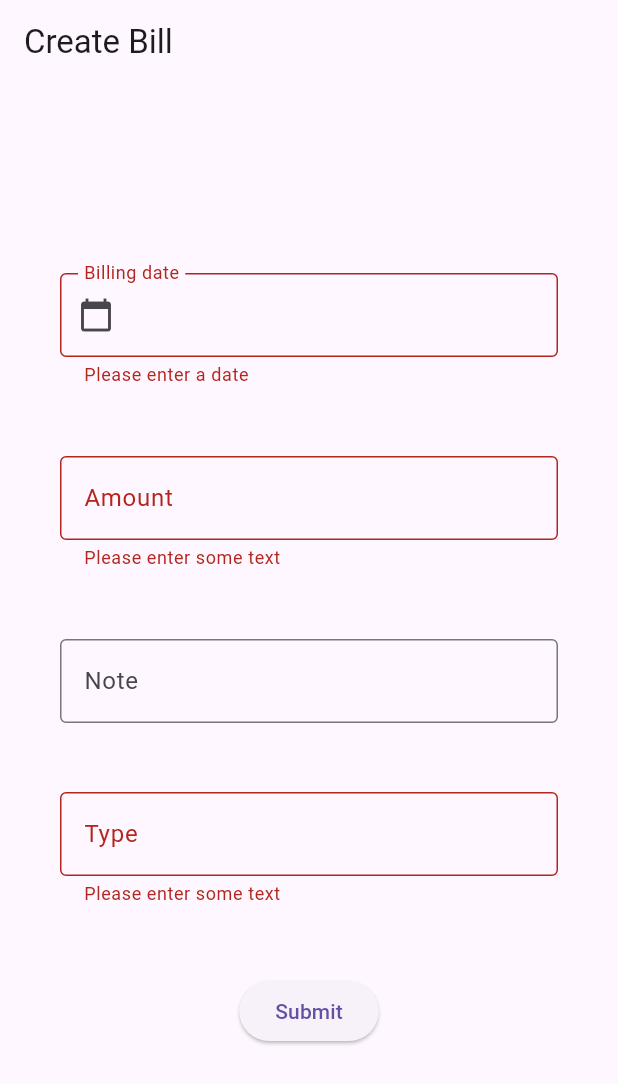
After one commit to salvanicola/panty-bill, a Flutter app: the BillCreateScreen screen opened by its route, after a tap on "Submit", on a phone screen of 412 x 824 dp. The commit adds this screen. Shown: the top 1084 px of the screen. Run offline on Flutter 3.47's test engine with Material 3 defaults, Android fonts, the phone set to English and light mode, and no system bars; our stand-ins replace cloud_firestore, firebase_auth, firebase_core, flutter_dotenv, go_router; missing offline and left inert: cloud_firestore_odm, firebase_ui_auth; accounts and stored records are empty.

Commit message:
feat: firebase create mvp

```diff
--- /dev/null
+++ b/lib/src/bills/dtos/bill_create_dto.dart
@@ -0,0 +1,22 @@
+class BillCreateDto {
+  final double amount;
+  final DateTime date;
+  final String note;
+  final String type;
+
+  BillCreateDto({
+    required this.amount,
+    required this.date,
+    required this.note,
+    required this.type,
+  });
+
+  Map<String, dynamic> toJson() {
+    return {
+      'amount': amount,
+      'date': date,
+      'note': note,
+      'type': type,
+    };
+  }
+}
--- a/lib/src/bills/repositories/bills_repository.dart
+++ b/lib/src/bills/repositories/bills_repository.dart
@@ -1,8 +1,24 @@
 import 'package:cloud_firestore/cloud_firestore.dart';
 import 'package:panty_bill/globals.dart';
+import 'package:panty_bill/src/bills/dtos/bill_create_dto.dart';
 
 class BillsRepository {
   static Stream<QuerySnapshot<Map<String, dynamic>>> getBills() {
     return db.collection('bills').snapshots();
   }
+
+  static Future create({
+    required amount,
+    required date,
+    required note,
+    required type,
+  }) async {
+    final bill = BillCreateDto(
+      amount: amount,
+      date: date,
+      note: note,
+      type: type,
+    );
+    await db.collection('bills').add(bill.toJson());
+  }
 }
--- /dev/null
+++ b/lib/src/bills/screens/bill_create_screen.dart
@@ -0,0 +1,16 @@
+import 'package:flutter/material.dart';
+import 'package:panty_bill/src/bills/widgets/bill_create_form.dart';
+
+class BillCreateScreen extends StatelessWidget {
+  const BillCreateScreen({super.key});
+
+  @override
+  Widget build(BuildContext context) {
+    return Scaffold(
+      appBar: AppBar(
+        title: Text('Create Bill'),
+      ),
+      body: BillCreateForm(),
+    );
+  }
+}
--- /dev/null
+++ b/lib/src/bills/widgets/bill_create_form.dart
@@ -0,0 +1,95 @@
+import 'package:flutter/material.dart';
+import 'package:panty_bill/src/bills/repositories/bills_repository.dart';
+import 'package:panty_bill/src/common/widgets/date_picker_form_field.dart';
+
+class BillCreateForm extends StatefulWidget {
+  const BillCreateForm({super.key});
+
+  @override
+  State<BillCreateForm> createState() => _BillCreateFormState();
+}
+
+class _BillCreateFormState extends State<BillCreateForm> {
+  final _formKey = GlobalKey<FormState>();
+  String? id;
+  int? amount;
+  DateTime? date;
+  String? note;
+  String? type;
+
+  @override
+  Widget build(BuildContext context) {
+    return Form(
+        key: _formKey,
+        child: Padding(
+          padding: const EdgeInsets.symmetric(vertical: 80.0, horizontal: 40.0),
+          child: Column(
+            mainAxisAlignment: MainAxisAlignment.spaceEvenly,
+            children: <Widget>[
+              DatePickerFormField(
+                date: date,
+                onDateSaved: (value) => date = value,
+                label: 'Billing date',
+                validator: (value) {
+                  if (value == null || value.isEmpty) {
+                    return 'Please enter a date';
+                  }
+                  return null;
+                },
+              ),
+              TextFormField(
+                // The validator receives the text that the user has entered.
+                controller: TextEditingController(text: amount?.toString()),
+                validator: (value) {
+                  if (value == null || value.isEmpty) {
+                    return 'Please enter some text';
+                  }
+                  return null;
+                },
+                decoration: InputDecoration(
+                    border: OutlineInputBorder(), label: const Text('Amount')),
+                keyboardType: TextInputType.numberWithOptions(decimal: true),
+                onSaved: (value) => amount = int.parse(value!),
+              ),
+              TextFormField(
+                // The validator receives the text that the user has entered.
+                decoration: InputDecoration(
+                    border: OutlineInputBorder(), label: const Text('Note')),
+                onSaved: (value) => note = value,
+              ),
+              TextFormField(
+                // The validator receives the text that the user has entered.
+                validator: (value) {
+                  if (value == null || value.isEmpty) {
+                    return 'Please enter some text';
+                  }
+                  return null;
+                },
+                decoration: InputDecoration(
+                    border: OutlineInputBorder(), label: const Text('Type')),
+                onSaved: (value) => type = value,
+              ),
+
+              ElevatedButton(
+                onPressed: () {
+                  // Validate returns true if the form is valid, or false otherwise.
+                  if (_formKey.currentState!.validate()) {
+                    _formKey.currentState!.save();
+                    // If the form is valid, display a snackbar. In the real world,
+                    // you'd often call a server or save the information in a database.
+                    ScaffoldMessenger.of(context).showSnackBar(
+                      const SnackBar(content: Text('Processing Data')),
+                    );
+
+                    BillsRepository.create(
+                        amount: amount, date: date, note: note, type: type);
+                  }
+                },
+                child: const Text('Submit'),
+              ),
+              // Add TextFormFields and ElevatedButton here.
+            ],
+          ),
+        ));
+  }
+}
--- a/lib/src/bills/widgets/bills_widget.dart
+++ b/lib/src/bills/widgets/bills_widget.dart
@@ -36,7 +36,8 @@ class BillsWidget extends StatelessWidget {
                         itemBuilder: (context, index) {
                           var bill = documents[index].data;
                           return ListTile(
-                            title: Text(DateFormat.yMd().format(bill.date)),
+                            title: Text(
+                                '${bill.id} - ${DateFormat.yMd().format(bill.date)} - ${bill.type}'),
                           );
                         },
                       );
--- a/lib/src/common/app_router.dart
+++ b/lib/src/common/app_router.dart
@@ -2,6 +2,7 @@ import 'package:firebase_auth/firebase_auth.dart';
 import 'package:firebase_ui_auth/firebase_ui_auth.dart';
 import 'package:go_router/go_router.dart';
 import 'package:panty_bill/src/authentication/pages/sign_in_page.dart';
+import 'package:panty_bill/src/bills/screens/bill_create_screen.dart';
 import 'package:panty_bill/src/home/pages/home_page.dart';
 
 class AppRouter {
@@ -54,6 +55,10 @@ class AppRouter {
           ),
         ],
       ),
+      GoRoute(
+          path: '/bills/create',
+          name: 'create-bill',
+          builder: (context, state) => BillCreateScreen()),
     ],
   );
 // end of GoRouter configuration
--- /dev/null
+++ b/lib/src/common/widgets/date_picker_form_field.dart
@@ -0,0 +1,53 @@
+import 'package:flutter/material.dart';
+import 'package:intl/intl.dart';
+
+class DatePickerFormField extends StatefulWidget {
+  final DateTime? date;
+  final FormFieldSetter<DateTime?>? onDateSaved;
+  final String? label;
+  final String? Function(String?)? validator;
+  const DatePickerFormField(
+      {super.key, this.date, this.onDateSaved, this.label, this.validator});
+
+  @override
+  State<DatePickerFormField> createState() => _DatePickerFormFieldState();
+}
+
+class _DatePickerFormFieldState extends State<DatePickerFormField> {
+  late DateTime? date = widget.date;
+
+  @override
+  Widget build(BuildContext context) {
+    return TextFormField(
+      // The validator receives the text that the user has entered.
+      controller: TextEditingController(
+          text: date != null ? DateFormat.yMd().format(date!) : null),
+      showCursor: false,
+
+      onTap: () async {
+        FocusScope.of(context).requestFocus(FocusNode());
+        var selectedDate = await showDatePicker(
+                context: context,
+                initialDate: date,
+                firstDate: DateTime(2022),
+                lastDate: DateTime.now().add(const Duration(days: 365))) ??
+            date;
+        setState(() {
+          date = selectedDate;
+          if (widget.onDateSaved != null) {
+            widget.onDateSaved!(selectedDate);
+          }
+        });
+      },
+      validator: widget.validator,
+      keyboardType: TextInputType.datetime,
+      decoration: InputDecoration(
+          border: OutlineInputBorder(),
+          prefixIcon: Icon(Icons.calendar_today),
+          floatingLabelBehavior: FloatingLabelBehavior.always,
+          labelText: widget.label),
+      onSaved: (value) =>
+          widget.onDateSaved?.call(DateFormat.yMd().parse(value!)),
+    );
+  }
+}
--- a/lib/src/common/widgets/stream_builder_widget.dart
+++ /dev/null
@@ -1,27 +0,0 @@
-import 'package:flutter/material.dart';
-
-class StreamBuilderWidget<T> extends StatelessWidget {
-  final Stream<T> stream;
-  final AsyncWidgetBuilder<T> builder;
-
-  const StreamBuilderWidget(
-      {super.key, required this.stream, required this.builder});
-
-  @override
-  Widget build(BuildContext context) {
-    return StreamBuilder(
-      stream: this.stream,
-      builder: (context, snapshot) {
-        if (snapshot.connectionState == ConnectionState.waiting ||
-            snapshot.connectionState == ConnectionState.none) {
-          return const Center(child: CircularProgressIndicator());
-        } else if (snapshot.hasError) {
-          return Text('Error fetching data: ${snapshot.error}');
-        } else if (snapshot.hasData) {
-          return const Center(child: Text('No elements'));
-        }
-        return builder(context, snapshot);
-      },
-    );
-  }
-}
--- a/lib/src/home/pages/home_page.dart
+++ b/lib/src/home/pages/home_page.dart
@@ -19,6 +19,11 @@ class HomePage extends StatelessWidget {
       body: Center(
         child: BillsWidget(),
       ),
+      floatingActionButton: IconButton(
+          onPressed: () {
+            context.push('/bills/create');
+          },
+          icon: Icon(Icons.add)),
     );
   }
 }
```
